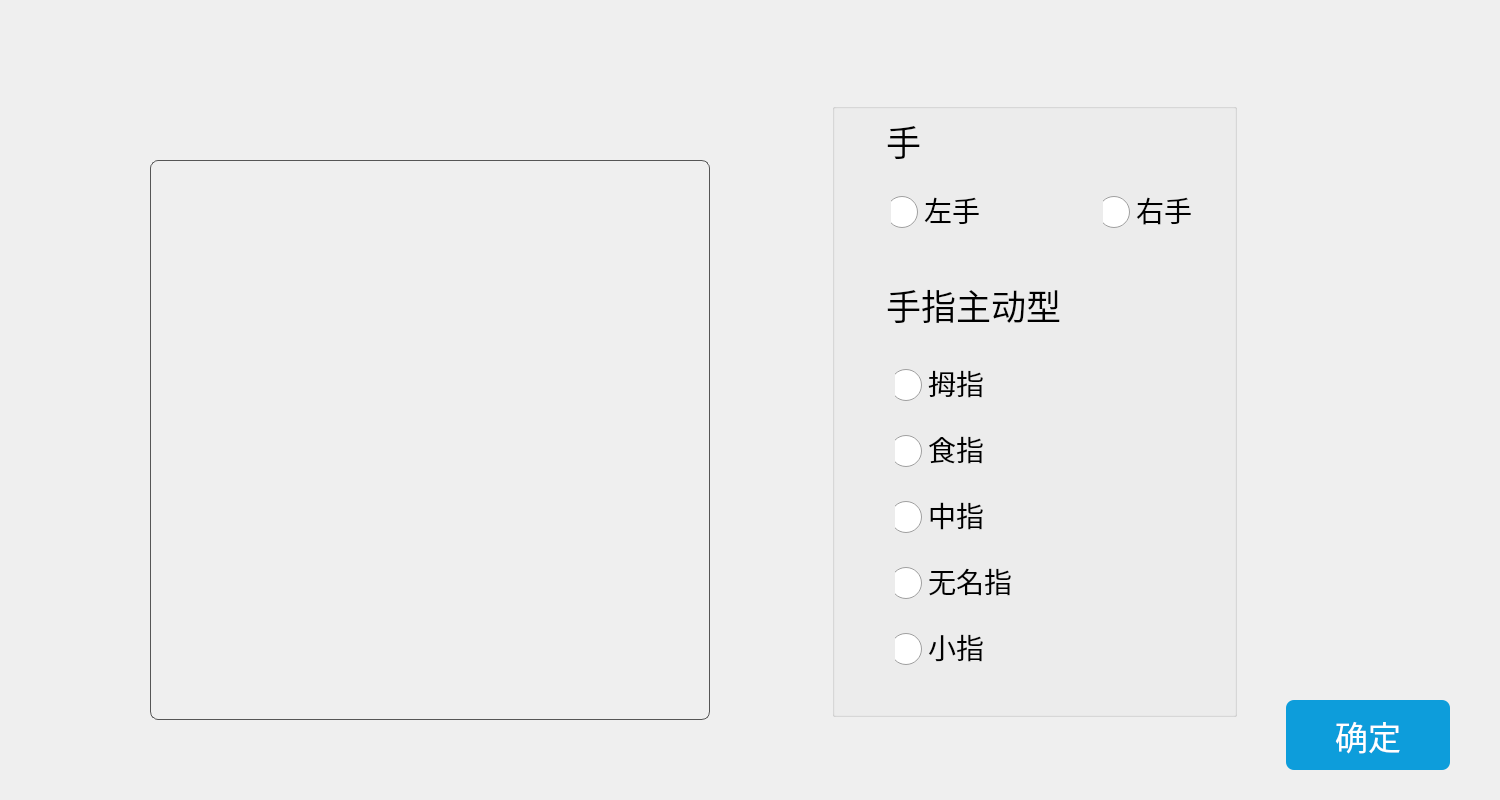
Old version of the form src/UserManager/userfingerselect.ui in the repository xiaosongzhi/FingerControl.
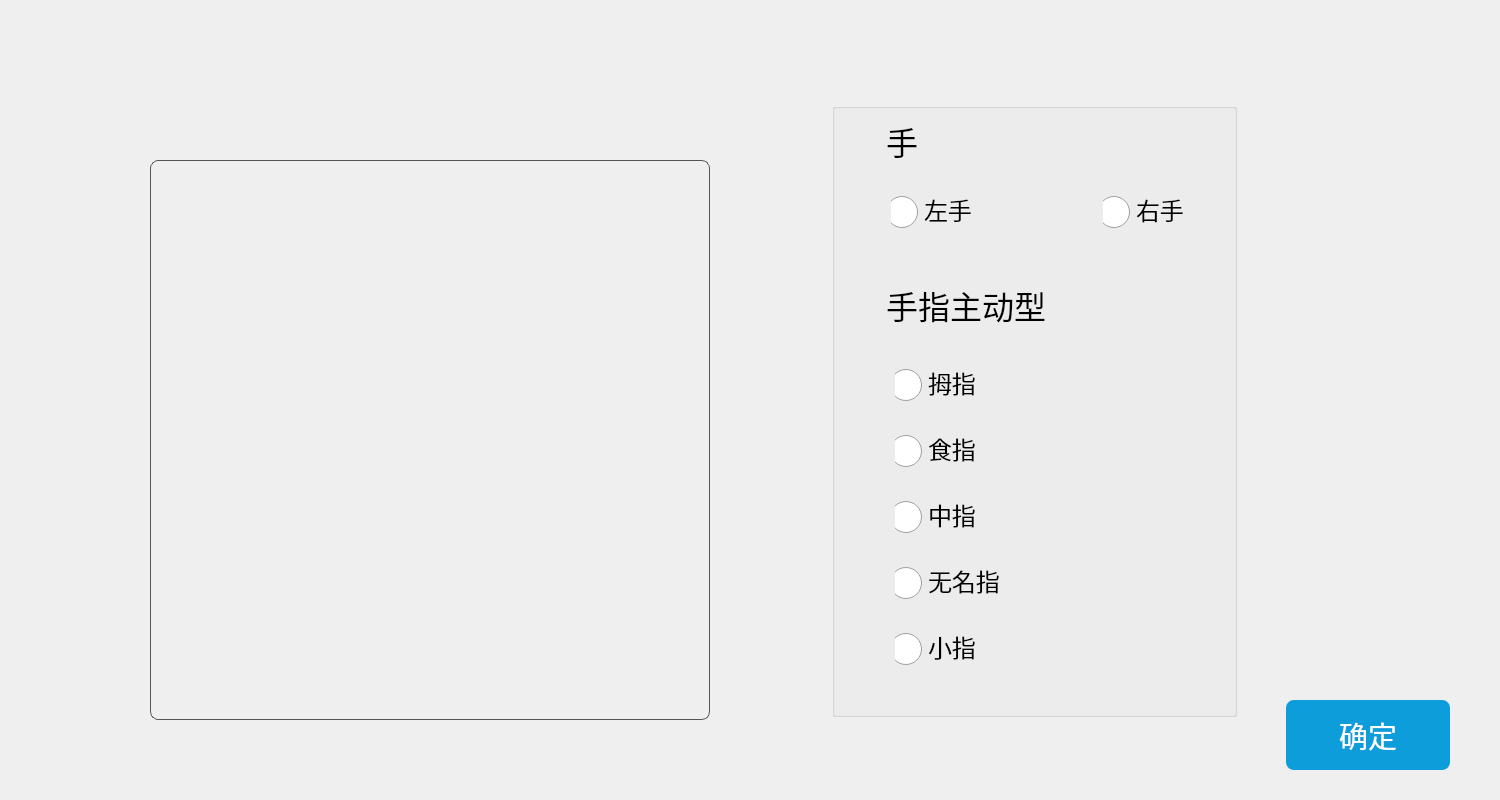
New version of the form. Custom widgets are drawn as their Qt base class.

The edit to the form file:
```diff
--- a/src/UserManager/userfingerselect.ui
+++ b/src/UserManager/userfingerselect.ui
@@ -71,7 +71,7 @@
     <property name="font">
      <font>
       <family>黑体</family>
-      <pointsize>26</pointsize>
+      <pointsize>24</pointsize>
      </font>
     </property>
     <property name="text">
@@ -90,7 +90,7 @@
     <property name="font">
      <font>
       <family>黑体</family>
-      <pointsize>21</pointsize>
+      <pointsize>18</pointsize>
      </font>
     </property>
     <property name="styleSheet">
@@ -122,7 +122,7 @@
     <property name="font">
      <font>
       <family>黑体</family>
-      <pointsize>21</pointsize>
+      <pointsize>18</pointsize>
      </font>
     </property>
     <property name="styleSheet">
@@ -154,7 +154,7 @@
     <property name="font">
      <font>
       <family>黑体</family>
-      <pointsize>26</pointsize>
+      <pointsize>24</pointsize>
      </font>
     </property>
     <property name="text">
@@ -166,14 +166,14 @@
      <rect>
       <x>63</x>
       <y>260</y>
-      <width>161</width>
+      <width>170</width>
       <height>40</height>
      </rect>
     </property>
     <property name="font">
      <font>
       <family>黑体</family>
-      <pointsize>21</pointsize>
+      <pointsize>18</pointsize>
      </font>
     </property>
     <property name="styleSheet">
@@ -201,14 +201,14 @@
      <rect>
       <x>63</x>
       <y>326</y>
-      <width>151</width>
+      <width>170</width>
       <height>40</height>
      </rect>
     </property>
     <property name="font">
      <font>
       <family>黑体</family>
-      <pointsize>21</pointsize>
+      <pointsize>18</pointsize>
      </font>
     </property>
     <property name="styleSheet">
@@ -236,14 +236,14 @@
      <rect>
       <x>63</x>
       <y>392</y>
-      <width>161</width>
+      <width>170</width>
       <height>40</height>
      </rect>
     </property>
     <property name="font">
      <font>
       <family>黑体</family>
-      <pointsize>21</pointsize>
+      <pointsize>18</pointsize>
      </font>
     </property>
     <property name="styleSheet">
@@ -271,14 +271,14 @@
      <rect>
       <x>63</x>
       <y>458</y>
-      <width>171</width>
+      <width>170</width>
       <height>40</height>
      </rect>
     </property>
     <property name="font">
      <font>
       <family>黑体</family>
-      <pointsize>21</pointsize>
+      <pointsize>18</pointsize>
      </font>
     </property>
     <property name="styleSheet">
@@ -306,14 +306,14 @@
      <rect>
       <x>63</x>
       <y>524</y>
-      <width>101</width>
+      <width>170</width>
       <height>40</height>
      </rect>
     </property>
     <property name="font">
      <font>
       <family>黑体</family>
-      <pointsize>21</pointsize>
+      <pointsize>18</pointsize>
      </font>
     </property>
     <property name="styleSheet">
@@ -349,7 +349,7 @@
    <property name="font">
     <font>
      <family>黑体</family>
-     <pointsize>25</pointsize>
+     <pointsize>22</pointsize>
     </font>
    </property>
    <property name="styleSheet">
```
